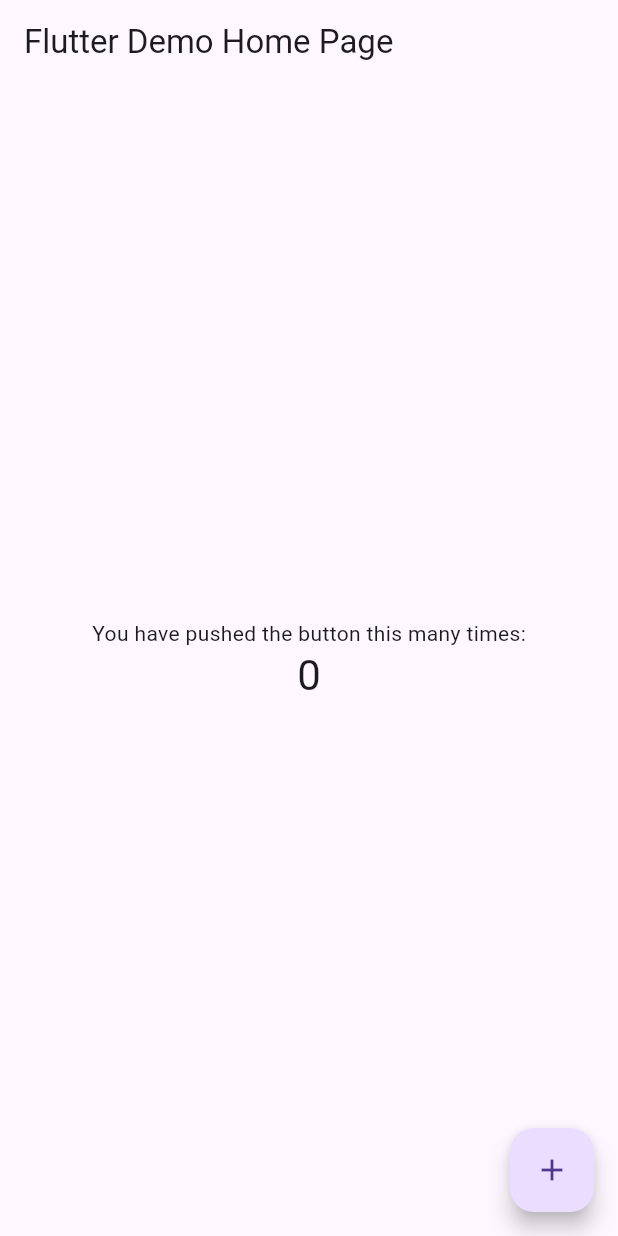
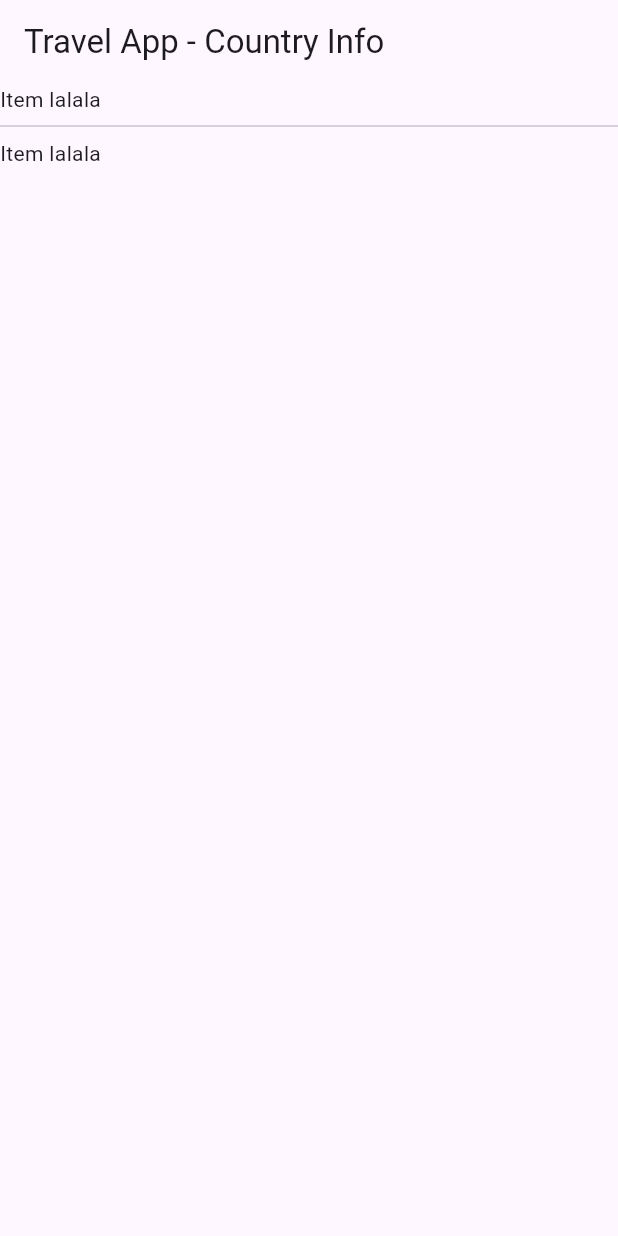
Before and after one commit to lasupernova/Travel-Itinerary-Tracking-App, a Flutter app: the screen it shows after launch, on a phone screen of 412 x 824 dp. Run offline on Flutter 3.47's test engine with Material 3 defaults, Android fonts, the phone set to English and light mode, and no system bars.

Commit message:
first flutter app customizations

```diff
--- a/travel_app_gui/lib/main.dart
+++ b/travel_app_gui/lib/main.dart
@@ -11,7 +11,7 @@
   @override
   Widget build(BuildContext context) {
     return MaterialApp(
-      title: 'Flutter Demo',
+      title: 'Travel App',
       theme: ThemeData(
         // This is the theme of your application.
         //
@@ -24,7 +24,7 @@
         // is not restarted.
         primarySwatch: Colors.blue,
       ),
-      home: const MyHomePage(title: 'Flutter Demo Home Page'),
+      home: const MyHomePage(title: 'Travel App - Country Info'),
     );
   }
 }
@@ -48,19 +48,6 @@
 }
 
 class _MyHomePageState extends State<MyHomePage> {
-  int _counter = 0;
-
-  void _incrementCounter() {
-    setState(() {
-      // This call to setState tells the Flutter framework that something has
-      // changed in this State, which causes it to rerun the build method below
-      // so that the display can reflect the updated values. If we changed
-      // _counter without calling setState(), then the build method would not be
-      // called again, and so nothing would appear to happen.
-      _counter++;
-    });
-  }
-
   @override
   Widget build(BuildContext context) {
     // This method is rerun every time setState is called, for instance as done
@@ -78,7 +65,7 @@
       body: Center(
         // Center is a layout widget. It takes a single child and positions it
         // in the middle of the parent.
-        child: Column(
+        child: ListView.separated(
           // Column is also a layout widget. It takes a list of children and
           // arranges them vertically. By default, it sizes itself to fit its
           // children horizontally, and tries to be as tall as its parent.
@@ -93,23 +80,12 @@
           // center the children vertically; the main axis here is the vertical
           // axis because Columns are vertical (the cross axis would be
           // horizontal).
-          mainAxisAlignment: MainAxisAlignment.center,
-          children: <Widget>[
-            const Text(
-              'You have pushed the button this many times:',
-            ),
-            Text(
-              '$_counter',
-              style: Theme.of(context).textTheme.headlineMedium,
-            ),
-          ],
+          // itemBuilder: (context, index) => Text("Helllo - GKP testing"),
+          itemCount: 2,
+          separatorBuilder: (context, index) => Divider(),
+          itemBuilder: (context, index) => Text('Item lalala'),
         ),
       ),
-      floatingActionButton: FloatingActionButton(
-        onPressed: _incrementCounter,
-        tooltip: 'Increment',
-        child: const Icon(Icons.add),
-      ), // This trailing comma makes auto-formatting nicer for build methods.
     );
   }
 }
```
